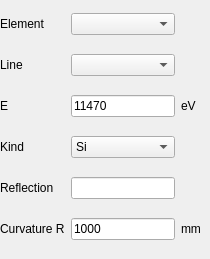
Qt form isstools/ui/ui_emission_energy_selector.ui (NSLS-II-ISS/isstools) before a commit.
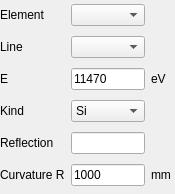
The same form after that commit.

The edit to the form file:
```diff
--- a/isstools/ui/ui_emission_energy_selector.ui
+++ b/isstools/ui/ui_emission_energy_selector.ui
@@ -6,8 +6,8 @@
    <rect>
     <x>0</x>
     <y>0</y>
-    <width>210</width>
-    <height>259</height>
+    <width>175</width>
+    <height>194</height>
    </rect>
   </property>
   <property name="windowTitle">
@@ -18,8 +18,8 @@
     <rect>
      <x>0</x>
      <y>0</y>
-     <width>201</width>
-     <height>254</height>
+     <width>171</width>
+     <height>191</height>
     </rect>
    </property>
    <layout class="QGridLayout" name="gridLayout_all">
```
